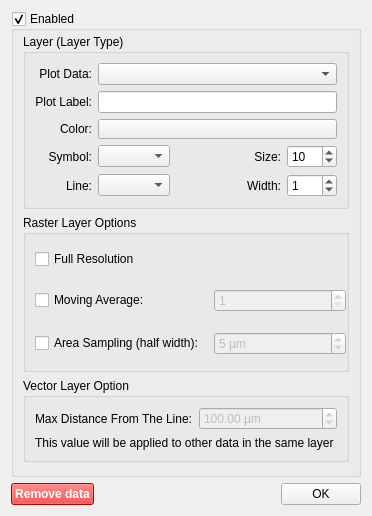
The window that ui/lpConfigPlotDialog.ui (wiscsims/line_profile) describes before a commit, drawn with Qt 5.
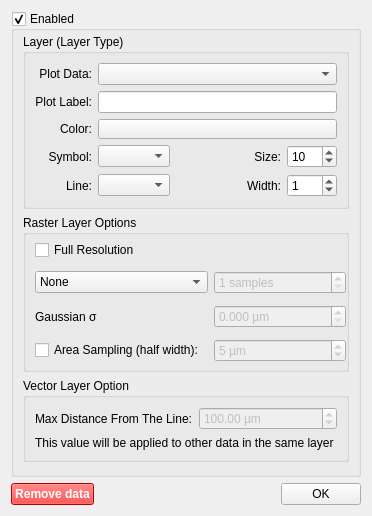
The same window after the commit.

Commit message: feat: unify profile smoothing pipeline

```diff
--- a/ui/lpConfigPlotDialog.ui
+++ b/ui/lpConfigPlotDialog.ui
@@ -227,7 +227,7 @@
             <property name="spacing">
              <number>-1</number>
             </property>
-            <item row="2" column="0">
+            <item row="3" column="0">
              <widget class="QCheckBox" name="CKB_SamplingState">
               <property name="text">
                <string>Area Sampling (half width): </string>
@@ -240,7 +240,7 @@
                <bool>false</bool>
               </property>
               <property name="suffix">
-               <string/>
+               <string> samples</string>
               </property>
               <property name="prefix">
                <string/>
@@ -253,7 +253,7 @@
               </property>
              </widget>
             </item>
-            <item row="2" column="1">
+            <item row="3" column="1">
              <widget class="QSpinBox" name="SPN_SamplingWidth">
               <property name="enabled">
                <bool>false</bool>
@@ -280,13 +280,28 @@
              </widget>
             </item>
             <item row="1" column="0">
-             <widget class="QCheckBox" name="CKB_MovAve">
-              <property name="text">
-               <string>Moving Average:</string>
+             <widget class="QComboBox" name="CMB_SmoothingMode">
+              <property name="toolTip">
+               <string>Apply one smoothing method to this profile before plotting, export, and Peak/Valley detection</string>
               </property>
-              <property name="checked">
-               <bool>false</bool>
-              </property>
+              <item><property name="text"><string>None</string></property></item>
+              <item><property name="text"><string>Moving Average</string></property></item>
+              <item><property name="text"><string>Gaussian</string></property></item>
+             </widget>
+            </item>
+            <item row="2" column="0">
+             <widget class="QLabel" name="LBL_GaussianSigma">
+              <property name="text"><string>Gaussian σ</string></property>
+             </widget>
+            </item>
+            <item row="2" column="1">
+             <widget class="QDoubleSpinBox" name="SPN_GaussianSigma">
+              <property name="enabled"><bool>false</bool></property>
+              <property name="toolTip"><string>Gaussian sigma along the profile in µm; 0 means no smoothing</string></property>
+              <property name="decimals"><number>3</number></property>
+              <property name="minimum"><double>0.000000000000000</double></property>
+              <property name="maximum"><double>999999.000000000000000</double></property>
+              <property name="suffix"><string> µm</string></property>
              </widget>
             </item>
            </layout>
```
Left out of the diff: 3 changed lines with no effect on the pictures. The commit also changes 11 other files.
